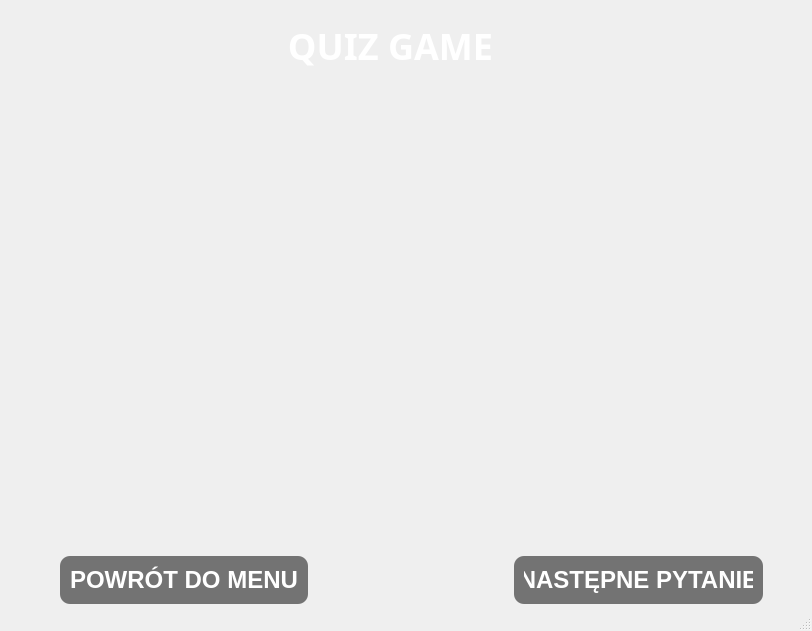
Qt form Qt/QuizGame/mainwindow.ui (Ajgorek04/ProjektQuiz) before a commit.
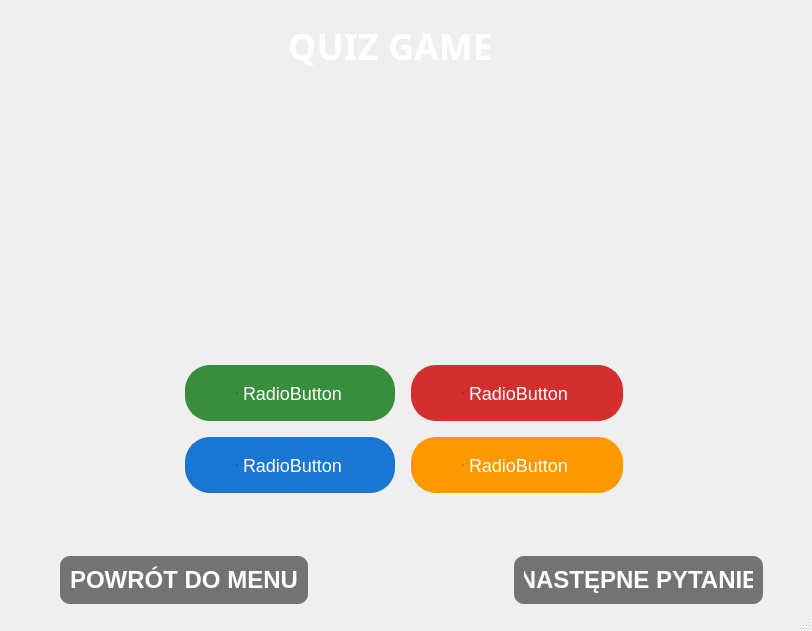
The same form after that commit.

The edit to the form file:
```diff
--- a/Qt/QuizGame/mainwindow.ui
+++ b/Qt/QuizGame/mainwindow.ui
@@ -263,6 +263,154 @@
        </item>
       </layout>
      </widget>
+     <widget class="QWidget" name="formLayoutWidget">
+      <property name="geometry">
+       <rect>
+        <x>190</x>
+        <y>360</y>
+        <width>448</width>
+        <height>166</height>
+       </rect>
+      </property>
+      <layout class="QFormLayout" name="formLayout">
+       <item row="0" column="0">
+        <widget class="QRadioButton" name="radioButton1">
+         <property name="styleSheet">
+          <string notr="true">QRadioButton {
+    font-size: 18px;
+    padding: 15px 50px;
+    margin: 5px;
+    background-color: #388E3C;
+    color: white;
+    border-radius: 25px;
+    border: 2px solid #388E3C;
+    text-align: center;
+}
+
+QRadioButton::indicator {
+    width: 0px;
+    height: 0px;
+}
+
+QRadioButton:hover {
+    background-color: #4CAF50;
+    border-color: #4CAF50;
+}
+
+QRadioButton#radioButton1:checked {
+    background-color: #2E7D32;
+    border-color: #2E7D32;
+}</string>
+         </property>
+         <property name="text">
+          <string>RadioButton</string>
+         </property>
+        </widget>
+       </item>
+       <item row="0" column="1">
+        <widget class="QRadioButton" name="radioButton2">
+         <property name="styleSheet">
+          <string notr="true">QRadioButton {
+    font-size: 18px;
+    padding: 15px 50px;
+    margin: 5px;
+    background-color: #D32F2F;
+    color: white;
+    border-radius: 25px;
+    border: 2px solid #D32F2F;
+    text-align: center;
+}
+
+QRadioButton::indicator {
+    width: 0px;
+    height: 0px;
+}
+
+QRadioButton:hover {
+    background-color: #F44336;
+    border-color: #F44336;
+}
+
+QRadioButton:checked {
+    background-color: #C62828;
+    border-color: #C62828;
+}</string>
+         </property>
+         <property name="text">
+          <string>RadioButton</string>
+         </property>
+        </widget>
+       </item>
+       <item row="1" column="0">
+        <widget class="QRadioButton" name="radioButton3">
+         <property name="styleSheet">
+          <string notr="true">QRadioButton {
+    font-size: 18px;
+    padding: 15px 50px;
+    margin: 5px;
+    background-color: #1976D2;
+    color: white;
+    border-radius: 25px;
+    border: 2px solid #1976D2;
+    text-align: center;
+}
+
+QRadioButton::indicator {
+    width: 0px;
+    height: 0px;
+}
+
+QRadioButton:hover {
+    background-color: #2196F3;
+    border-color: #2196F3;
+}
+
+QRadioButton:checked {
+    background-color: #1565C0;
+    border-color: #1565C0;
+}</string>
+         </property>
+         <property name="text">
+          <string>RadioButton</string>
+         </property>
+        </widget>
+       </item>
+       <item row="1" column="1">
+        <widget class="QRadioButton" name="radioButton4">
+         <property name="styleSheet">
+          <string notr="true">QRadioButton {
+    font-size: 18px;
+    padding: 15px 50px;
+    margin: 5px;
+    background-color: #FF9800;
+    color: white;
+    border-radius: 25px;
+    border: 2px solid #FF9800;
+    text-align: center;
+}
+
+QRadioButton::indicator {
+    width: 0px;
+    height: 0px;
+}
+
+QRadioButton:hover {
+    background-color: #FFB74D;
+    border-color: #FFB74D;
+}
+
+QRadioButton:checked {
+    background-color: #FB8C00;
+    border-color: #FB8C00;
+}</string>
+         </property>
+         <property name="text">
+          <string>RadioButton</string>
+         </property>
+        </widget>
+       </item>
+      </layout>
+     </widget>
     </widget>
     <widget class="QWidget" name="page3">
      <widget class="QListWidget" name="listWidget_category">
```
